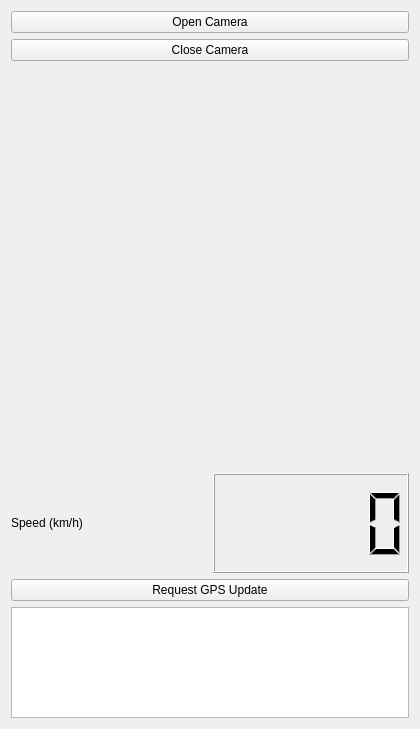
Above: drivermonitorandroid.ui from josephsazon/DriverMonitorAndroid before the change. Below: the same form after it.
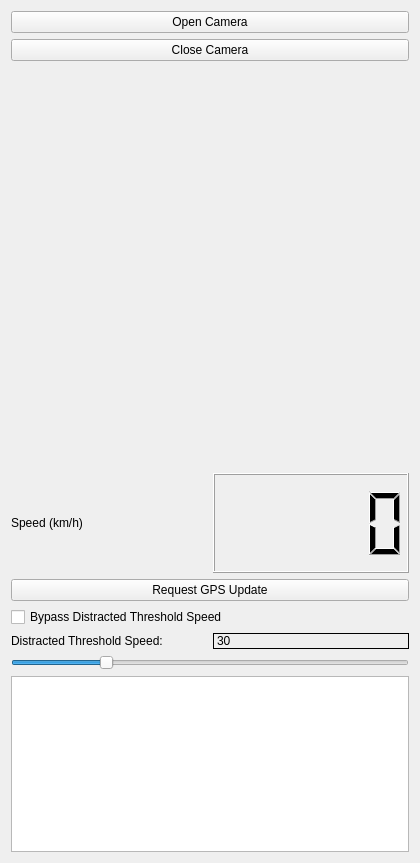
That is the form after the change. Custom widgets are drawn as their Qt base class.

Commit message:
Added 'Distracted threshold speed'
- Send enableDistracted status thru bluetooth

The edit to the form file:
```diff
--- a/drivermonitorandroid.ui
+++ b/drivermonitorandroid.ui
@@ -7,7 +7,7 @@
     <x>0</x>
     <y>0</y>
     <width>420</width>
-    <height>729</height>
+    <height>863</height>
    </rect>
   </property>
   <property name="sizePolicy">
@@ -74,17 +74,48 @@
      </widget>
     </item>
     <item>
-     <spacer name="verticalSpacer_2">
+     <widget class="QCheckBox" name="ThresholdSpeedBypass_checkBox">
+      <property name="text">
+       <string>Bypass Distracted Threshold Speed</string>
+      </property>
+     </widget>
+    </item>
+    <item>
+     <layout class="QHBoxLayout" name="horizontalLayout">
+      <item>
+       <widget class="QLabel" name="label_2">
+        <property name="text">
+         <string>Distracted Threshold Speed:</string>
+        </property>
+       </widget>
+      </item>
+      <item>
+       <widget class="QLabel" name="ThresholdSpeedLabel">
+        <property name="layoutDirection">
+         <enum>Qt::RightToLeft</enum>
+        </property>
+        <property name="frameShape">
+         <enum>QFrame::Box</enum>
+        </property>
+        <property name="text">
+         <string>30</string>
+        </property>
+       </widget>
+      </item>
+     </layout>
+    </item>
+    <item>
+     <widget class="QSlider" name="ThresholdSpeed_horizontalSlider">
+      <property name="maximum">
+       <number>130</number>
+      </property>
+      <property name="sliderPosition">
+       <number>30</number>
+      </property>
       <property name="orientation">
-       <enum>Qt::Vertical</enum>
+       <enum>Qt::Horizontal</enum>
       </property>
-      <property name="sizeHint" stdset="0">
-       <size>
-        <width>20</width>
-        <height>40</height>
-       </size>
-      </property>
-     </spacer>
+     </widget>
     </item>
     <item>
      <widget class="QTextBrowser" name="commandText">
```
The commit also changes 5 other files.
